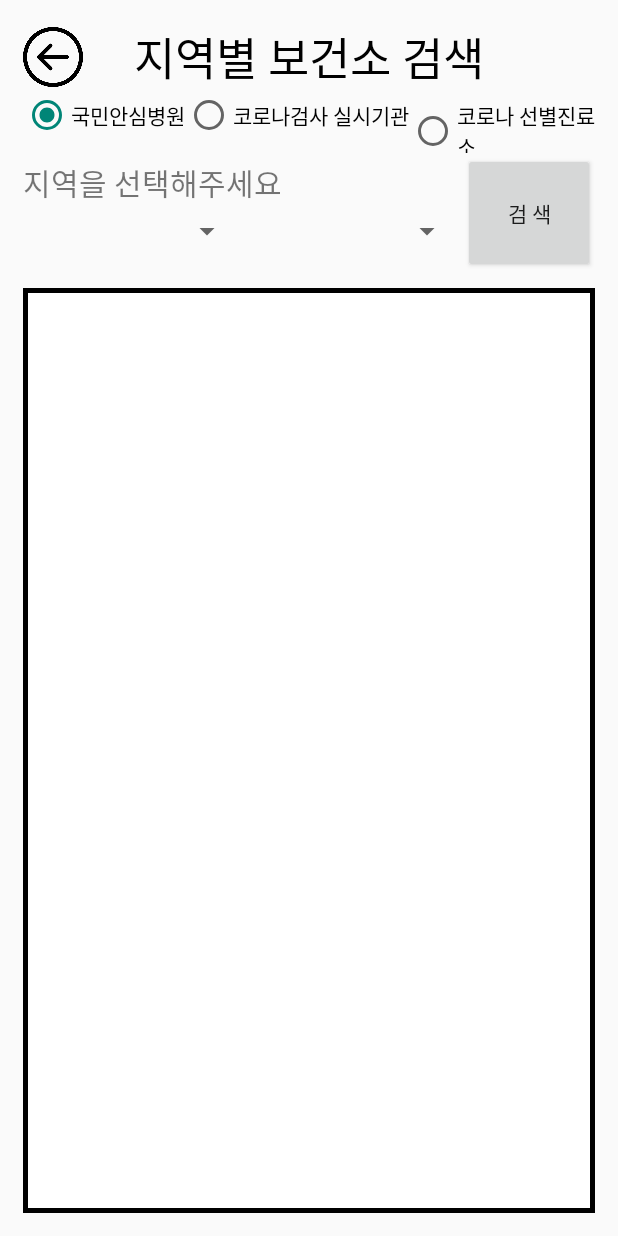
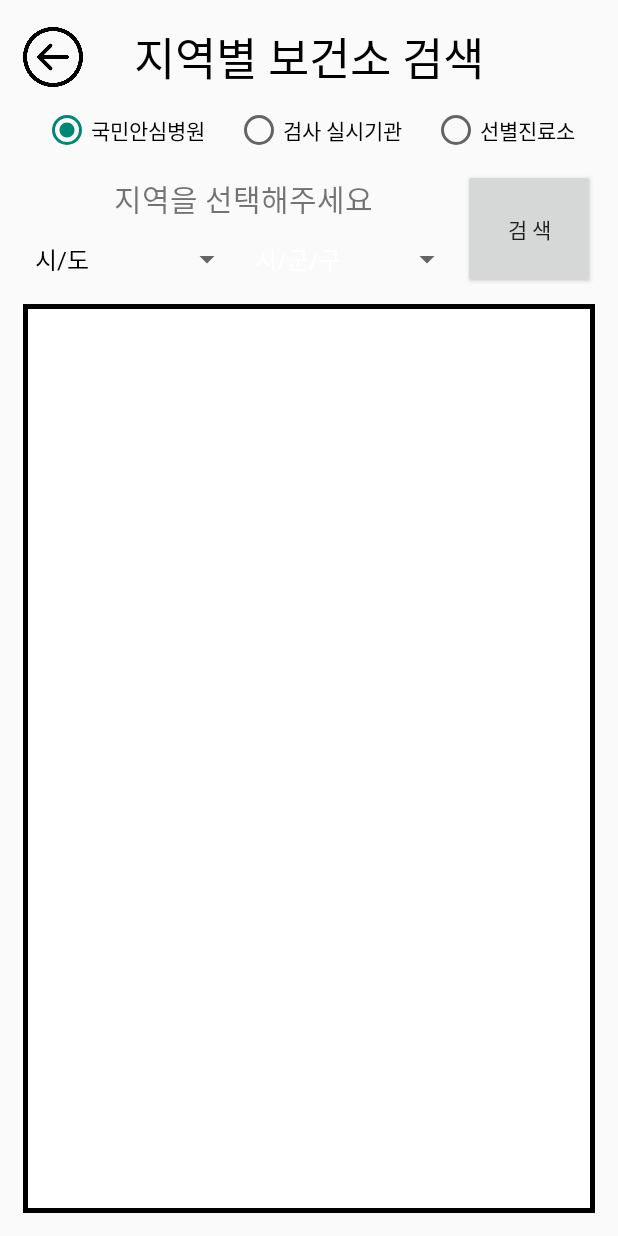
Before and after one commit to qpdh/Covid-19-Notice, an Android app: the HospitalInformationActivity screen opened directly, with no data from a screen before it, on a phone screen of 412 x 824 dp. Run offline under Robolectric (Android 15) with nearby library versions, the phone set to English and light mode, and no system bars; 2 statements that could not run were skipped.

Commit message:
병원 정보 스피너
병원 정보에서 라디오 버튼 선택 시 스피너 초기화

```diff
--- a/Covid_Notifier/app/src/main/java/kr/ac/kpu/covid_notifier/HospitalInformationActivity.java
+++ b/Covid_Notifier/app/src/main/java/kr/ac/kpu/covid_notifier/HospitalInformationActivity.java
@@ -104,30 +104,33 @@ public class HospitalInformationActivity extends Activity {
     // radioGroupHospital
     // searchBtn
     // backBtn
-    private void setActionListeners(){
+    private void setActionListeners() {
         // 라디오 그룹 버튼이 변경되면 데이터 불러오기
         radioGroupHospital.setOnCheckedChangeListener(new RadioGroup.OnCheckedChangeListener() {
             @Override
             public void onCheckedChanged(RadioGroup radioGroup, int i) {
-                Log.d(TAG,"radioGroupHospital onCheckedChanged 호출");
+                Log.d(TAG, "radioGroupHospital onCheckedChanged 호출");
 
                 switch (i) {
                     case R.id.HA0:
                         divide(0);
                         spinner();
-                        searchBtn.performClick();
+                        hospitalList.setAdapter(null);
+                        //searchBtn.performClick();
                         break;
 
                     case R.id.H97:
                         divide(1);
                         spinner();
-                        searchBtn.performClick();
+                        hospitalList.setAdapter(null);
+                        //searchBtn.performClick();
                         break;
 
                     case R.id.H99:
                         divide(2);
                         spinner();
-                        searchBtn.performClick();
+                        hospitalList.setAdapter(null);
+                        //searchBtn.performClick();
                         break;
                 }
             }
@@ -143,6 +146,16 @@ public class HospitalInformationActivity extends Activity {
                     // spin2Item : 시/군/구 선택 스피너
                     String spin1Item = spin1.getSelectedItem().toString();
                     String spin2Item = spin2.getSelectedItem().toString();
+
+                    if(spin1Item.equals("시/도")){
+                        Toast.makeText(getApplicationContext(),"시/도 를 선택해주세요.",Toast.LENGTH_SHORT).show();
+                        return;
+                    }
+
+                    if(spin2Item.equals("시/군/구")){
+                        Toast.makeText(getApplicationContext(),"시/군/구 를 선택해주세요.",Toast.LENGTH_SHORT).show();
+                        return;
+                    }
 
                     HashSet<String> iterSet = new HashSet<String>();
                     iterSet.add(spin1Item);
@@ -225,7 +238,10 @@ public class HospitalInformationActivity extends Activity {
 
     // 스피너 목록 설정하는 메소드
     private void spinner() {
-        array1 = new ArrayAdapter<String>(this, android.R.layout.simple_spinner_dropdown_item, sgguNmDict.keySet().toArray(new String[sgguNmDict.size()]));
+        array1 = new ArrayAdapter<String>(this, android.R.layout.simple_spinner_dropdown_item);
+        array1.add("시/도");
+        array1.addAll(sgguNmDict.keySet().toArray(new String[sgguNmDict.size()]));
+        //array1 = new ArrayAdapter<String>(this, android.R.layout.simple_spinner_dropdown_item, sgguNmDict.keySet().toArray(new String[sgguNmDict.size()]));
 
         spin1.setAdapter(array1);
 
@@ -233,20 +249,27 @@ public class HospitalInformationActivity extends Activity {
 
             @Override
             public void onItemSelected(AdapterView<?> adapterView, View view, int i, long l) {
+                if (i > 0) {
+                    String sidoNm = array1.getItem(i);
+                    Log.d(TAG, sidoNm);
+                    for (String k : sgguNmDict.get(sidoNm)) {
+                        Log.d(TAG, k);
+                    }
 
-                String sidoNm = array1.getItem(i);
-                Log.d(TAG, sidoNm);
-                for (String k : sgguNmDict.get(sidoNm)) {
-                    Log.d(TAG, k);
+                    array2 = new ArrayAdapter<String>(getApplicationContext(), android.R.layout.simple_spinner_dropdown_item);
+                    array2.add("시/군/구");
+                    array2.addAll(sgguNmDict.get(sidoNm).toArray(new String[sgguNmDict.get(sidoNm).size()]));
+                    //array2 = new ArrayAdapter<String>(getApplicationContext(), android.R.layout.simple_spinner_dropdown_item, sgguNmDict.get(sidoNm).toArray(new String[sgguNmDict.get(sidoNm).size()]));
+                    spin2.setAdapter(array2);
+                } else {
+                    array2 = new ArrayAdapter<String>(getApplicationContext(), android.R.layout.simple_spinner_dropdown_item);
+                    array2.add("시/군/구");
+                    spin2.setAdapter(array2);
                 }
-
-                array2 = new ArrayAdapter<String>(getApplicationContext(), android.R.layout.simple_spinner_dropdown_item, sgguNmDict.get(sidoNm).toArray(new String[sgguNmDict.get(sidoNm).size()]));
-                spin2.setAdapter(array2);
             }
 
             @Override
-            public void onNothingSelected(AdapterView<?> adapterView) {
-            }
+            public void onNothingSelected(AdapterView<?> adapterView) {}
         });
     }
 }
--- a/Covid_Notifier/app/src/main/res/layout/activity_hostpital_information.xml
+++ b/Covid_Notifier/app/src/main/res/layout/activity_hostpital_information.xml
@@ -30,7 +30,9 @@
         android:layout_width="match_parent"
         android:layout_height="match_parent"
         android:layout_weight="1"
-        android:orientation="vertical">
+        android:orientation="vertical"
+        android:gravity="center"
+>
 
         <RadioGroup
             android:id="@+id/radioGroupHospital"
@@ -40,21 +42,24 @@
 
             <RadioButton
                 android:id="@+id/HA0"
+                android:layout_margin="10dp"
                 android:layout_width="wrap_content"
                 android:layout_height="wrap_content"
                 android:text="국민안심병원" />
 
             <RadioButton
                 android:id="@+id/H97"
+                android:layout_margin="10dp"
                 android:layout_width="wrap_content"
                 android:layout_height="wrap_content"
-                android:text="코로나검사 실시기관" />
+                android:text="검사 실시기관" />
 
             <RadioButton
                 android:id="@+id/H99"
+                android:layout_margin="10dp"
                 android:layout_width="wrap_content"
                 android:layout_height="wrap_content"
-                android:text="코로나 선별진료소" />
+                android:text="선별진료소" />
         </RadioGroup>
 
         <LinearLayout
@@ -74,7 +79,7 @@
                     android:layout_width="match_parent"
                     android:layout_height="match_parent"
                     android:layout_weight="1"
-                    android:gravity="center_vertical"
+                    android:gravity="center"
                     android:text="지역을 선택해주세요"
                     android:textSize="20dp" />
 
@@ -116,6 +121,4 @@
                 android:layout_height="match_parent"></ListView>
         </LinearLayout>
     </LinearLayout>
-
-
 </LinearLayout>
```
